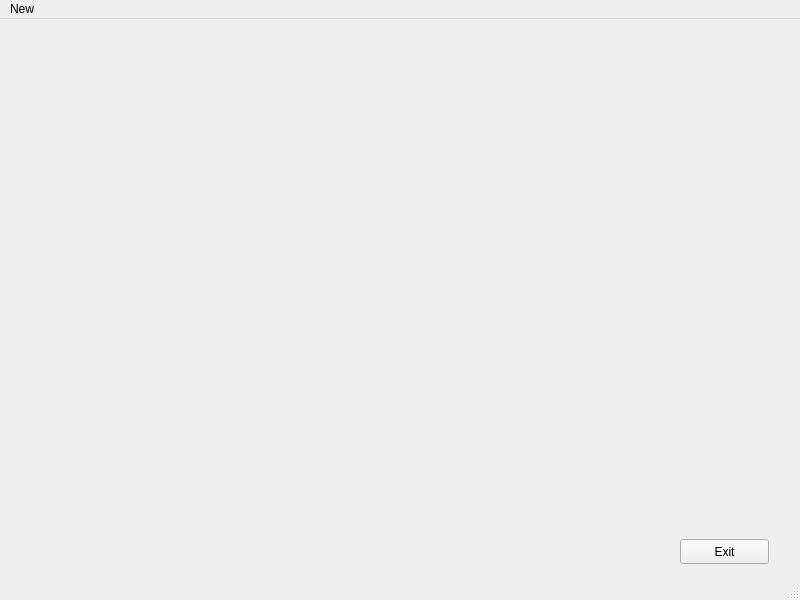
Qt form Code/mainwindow.ui (badra022/Hospital-Information-System) before a commit.
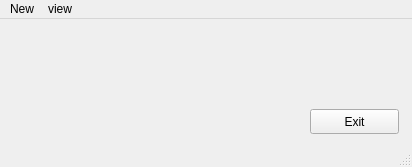
The same form after that commit.

Commit message: needs view for patients, icus and prescriptions

Patch:
```diff
--- a/Code/mainwindow.ui
+++ b/Code/mainwindow.ui
@@ -6,8 +6,8 @@
    <rect>
     <x>0</x>
     <y>0</y>
-    <width>800</width>
-    <height>600</height>
+    <width>412</width>
+    <height>167</height>
    </rect>
   </property>
   <property name="windowTitle">
@@ -17,8 +17,8 @@
    <widget class="QPushButton" name="pushButton_2">
     <property name="geometry">
      <rect>
-      <x>680</x>
-      <y>520</y>
+      <x>310</x>
+      <y>90</y>
       <width>89</width>
       <height>25</height>
      </rect>
@@ -33,7 +33,7 @@
     <rect>
      <x>0</x>
      <y>0</y>
-     <width>800</width>
+     <width>412</width>
      <height>22</height>
     </rect>
    </property>
@@ -46,7 +46,17 @@
     <addaction name="actionnewIcu"/>
     <addaction name="actionnewPrescription"/>
    </widget>
+   <widget class="QMenu" name="menuview">
+    <property name="title">
+     <string>view</string>
+    </property>
+    <addaction name="actionpatients"/>
+    <addaction name="actiondoctors"/>
+    <addaction name="actionicus"/>
+    <addaction name="actionprescriptions"/>
+   </widget>
    <addaction name="menuNew"/>
+   <addaction name="menuview"/>
   </widget>
   <widget class="QStatusBar" name="statusbar"/>
   <action name="actionnewPatient">
```
Left out of the diff: 20 changed lines with no effect on the pictures. The commit also changes 45 other files.
